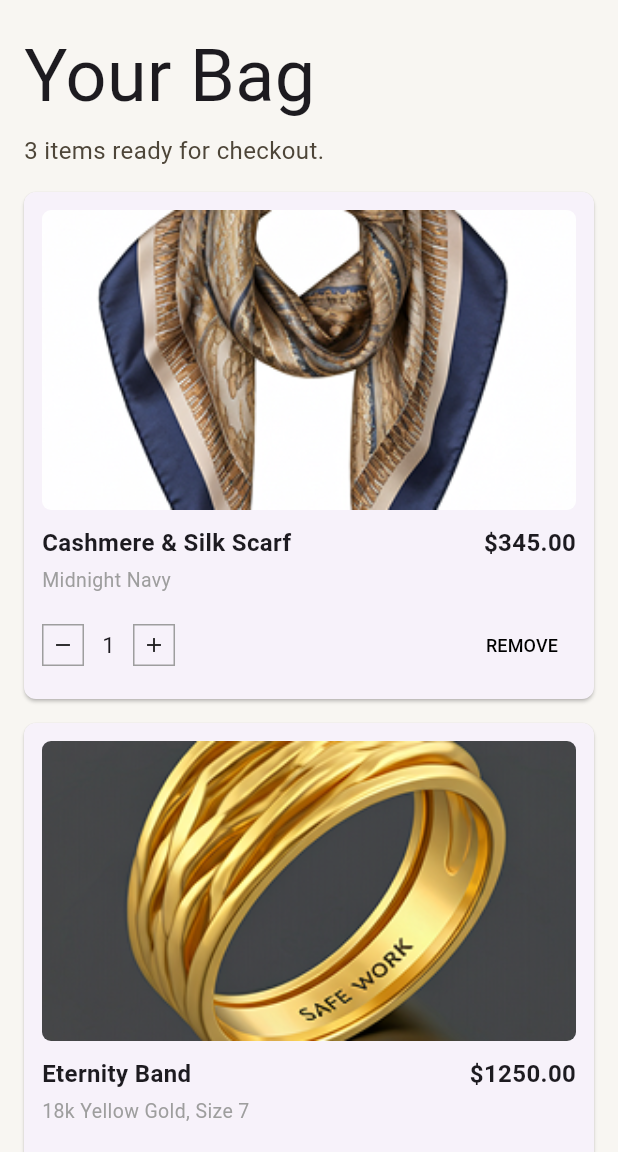
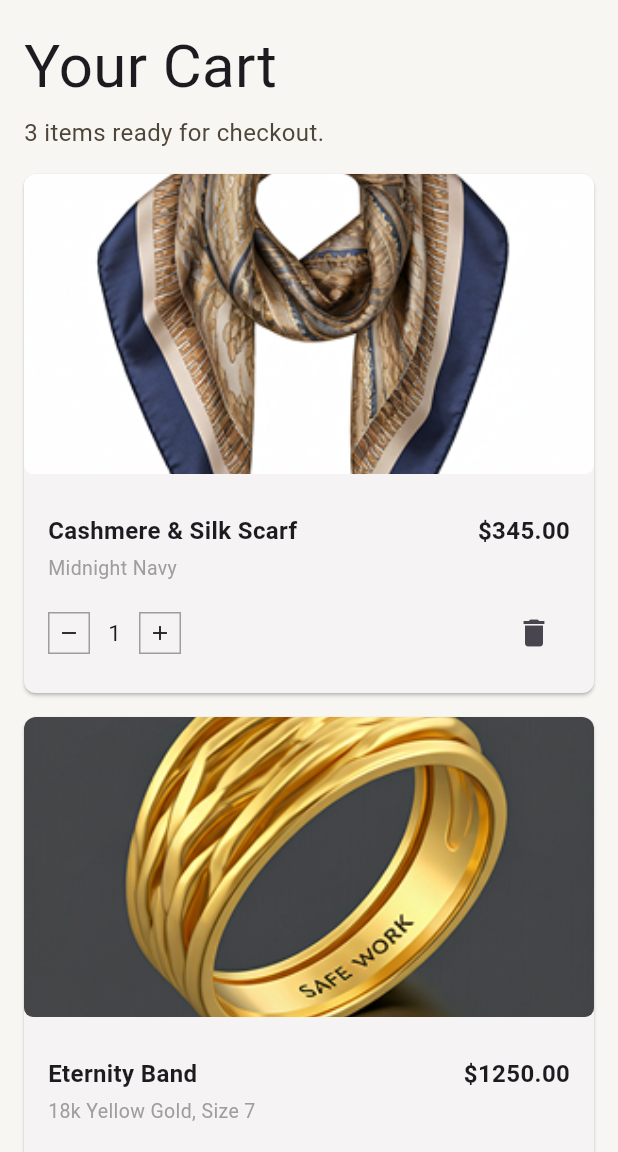
Before and after one commit to GhadaMakkeya/final_project, a Flutter app: the screen it shows after launch, on a phone screen of 412 x 824 dp, the part 84-1236 px from its top. Run offline on Flutter 3.47's test engine with Material 3 defaults, Android fonts, the phone set to English and light mode, and no system bars; our stand-ins replace flutter_native_splash.

Commit message:
Refine shopping cart UI and fix layout details

```diff
--- a/lib/features/onboarding/presentation/shopping_cart_screen.dart
+++ b/lib/features/onboarding/presentation/shopping_cart_screen.dart
@@ -69,8 +69,8 @@ class _ShoppingCartScreenState extends State<ShoppingCartScreen> {
             Padding(
               padding: const EdgeInsets.fromLTRB(16, 16, 16, 4),
               child: Text(
-                "Your Bag",
-                style: TextStyle(fontSize: 48, fontWeight: FontWeight.w400),
+                "Your Cart",
+                style: TextStyle(fontSize: 40, fontWeight: FontWeight.w400),
               ),
             ),
             Padding(
--- a/lib/features/onboarding/presentation/widgets/cart_item.dart
+++ b/lib/features/onboarding/presentation/widgets/cart_item.dart
@@ -20,10 +20,10 @@ class CartItem extends StatelessWidget {
   @override
   Widget build(BuildContext context) {
     return Card(
+      color: Color(0xffF5F3F3),
       margin: EdgeInsets.symmetric(horizontal: 16, vertical: 8),
+      clipBehavior: Clip.antiAlias,
       shape: RoundedRectangleBorder(borderRadius: BorderRadius.circular(8)),
-      child: Padding(
-        padding: const EdgeInsets.all(12.0),
       child: Column(
         crossAxisAlignment: CrossAxisAlignment.start,
         children: [
@@ -33,25 +33,39 @@ class CartItem extends StatelessWidget {
               image,
               width: double.infinity,
               height: 200,
-                fit: BoxFit.cover,
+              fit: BoxFit.fitWidth,
             ),
           ),
           SizedBox(height: 10),
+          Padding(
+            padding: const EdgeInsets.all(16),
+            child: Column(
+              crossAxisAlignment: CrossAxisAlignment.start,
+              children: [
                 Row(
                   mainAxisAlignment: MainAxisAlignment.spaceBetween,
                   children: [
                     Text(
                       name,
-                  style: TextStyle(fontWeight: FontWeight.bold, fontSize: 16),
+                      style: TextStyle(
+                        fontWeight: FontWeight.bold,
+                        fontSize: 16,
+                      ),
                     ),
                     Text(
                       '\$${price.toStringAsFixed(2)}',
-                  style: TextStyle(fontWeight: FontWeight.bold, fontSize: 16),
+                      style: TextStyle(
+                        fontWeight: FontWeight.bold,
+                        fontSize: 16,
+                      ),
                     ),
                   ],
                 ),
                 SizedBox(height: 4),
-            Text(subtitle, style: TextStyle(fontSize: 13, color: Colors.grey)),
+                Text(
+                  subtitle,
+                  style: TextStyle(fontSize: 13, color: Colors.grey),
+                ),
                 SizedBox(height: 10),
                 Row(
                   mainAxisAlignment: MainAxisAlignment.spaceBetween,
@@ -61,22 +75,21 @@ class CartItem extends StatelessWidget {
                         _qtyButton(Icons.remove, onDecrement),
                         Padding(
                           padding: const EdgeInsets.symmetric(horizontal: 12),
-                      child: Text('$quantity', style: TextStyle(fontSize: 15)),
+                          child: Text(
+                            '$quantity',
+                            style: TextStyle(fontSize: 15),
+                          ),
                         ),
                         _qtyButton(Icons.add, onIncrement),
                       ],
                     ),
-                TextButton(
-                  onPressed: onRemove,
-                  child: Text(
-                    "REMOVE",
-                    style: TextStyle(color: Colors.black, fontSize: 12),
-                  ),
-                ),
+                    IconButton(onPressed: onRemove, icon: Icon(Icons.delete)),
                   ],
                 ),
               ],
             ),
+          ),
+        ],
       ),
     );
   }
```
Lines whose indentation alone changed are shown as unchanged.
